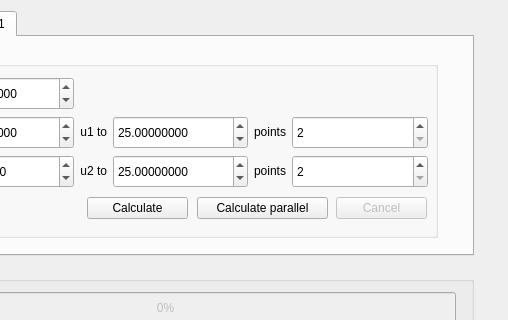
Qt form widgets/crosssectionwidget.ui (zsolt-racz/chua-trajectory-visualiser) before a commit; both pictures show x 377 to 885 and y 0 to 320 of the 1300 by 659 pixel window.
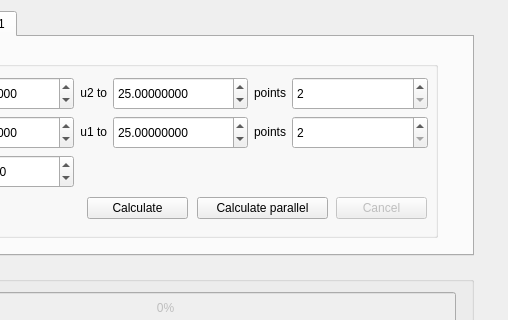
The same form after that commit. The open tabs and pages were chosen to show the change. Custom widgets are drawn as their Qt base class.

The edit to the form file:
```diff
--- a/widgets/crosssectionwidget.ui
+++ b/widgets/crosssectionwidget.ui
@@ -1002,7 +1002,20 @@
                  </property>
                 </widget>
                </item>
-               <item row="3" column="3">
+               <item row="1" column="2">
+                <widget class="QLabel" name="label_62">
+                 <property name="maximumSize">
+                  <size>
+                   <width>60</width>
+                   <height>16777215</height>
+                  </size>
+                 </property>
+                 <property name="text">
+                  <string>&lt;html&gt;&lt;head/&gt;&lt;body&gt;&lt;p align=&quot;right&quot;&gt;u2 to&lt;/p&gt;&lt;/body&gt;&lt;/html&gt;</string>
+                 </property>
+                </widget>
+               </item>
+               <item row="1" column="3">
                 <widget class="CustomDoubleSpinBox" name="input_u2_to_u1u2">
                  <property name="sizePolicy">
                   <sizepolicy hsizetype="Expanding" vsizetype="Preferred">
@@ -1027,8 +1040,8 @@
                  </property>
                 </widget>
                </item>
-               <item row="3" column="2">
-                <widget class="QLabel" name="label_62">
+               <item row="1" column="4">
+                <widget class="QLabel" name="label_63">
                  <property name="maximumSize">
                   <size>
                    <width>60</width>
@@ -1036,11 +1049,11 @@
                   </size>
                  </property>
                  <property name="text">
-                  <string>&lt;html&gt;&lt;head/&gt;&lt;body&gt;&lt;p align=&quot;right&quot;&gt;u2 to&lt;/p&gt;&lt;/body&gt;&lt;/html&gt;</string>
+                  <string>&lt;html&gt;&lt;head/&gt;&lt;body&gt;&lt;p align=&quot;right&quot;&gt;points&lt;/p&gt;&lt;/body&gt;&lt;/html&gt;</string>
                  </property>
                 </widget>
                </item>
-               <item row="3" column="5">
+               <item row="1" column="5">
                 <widget class="CustomSpinBox" name="input_u2_points_u1u2">
                  <property name="sizePolicy">
                   <sizepolicy hsizetype="Expanding" vsizetype="Preferred">
@@ -1059,19 +1072,6 @@
                  </property>
                 </widget>
                </item>
-               <item row="3" column="4">
-                <widget class="QLabel" name="label_63">
-                 <property name="maximumSize">
-                  <size>
-                   <width>60</width>
-                   <height>16777215</height>
-                  </size>
-                 </property>
-                 <property name="text">
-                  <string>&lt;html&gt;&lt;head/&gt;&lt;body&gt;&lt;p align=&quot;right&quot;&gt;points&lt;/p&gt;&lt;/body&gt;&lt;/html&gt;</string>
-                 </property>
-                </widget>
-               </item>
               </layout>
              </widget>
             </widget>
@@ -1268,17 +1268,17 @@
    <header>widgets/circuitparameterswidget.h</header>
    <container>1</container>
   </customwidget>
-  <customwidget>
-   <class>TestInputWidget</class>
-   <extends>QWidget</extends>
-   <header>widgets/testinputwidget.h</header>
-   <container>1</container>
-  </customwidget>
   <customwidget>
    <class>CustomSpinBox</class>
    <extends>QSpinBox</extends>
    <header>widgets/customspinbox.h</header>
   </customwidget>
+  <customwidget>
+   <class>TestInputWidget</class>
+   <extends>QWidget</extends>
+   <header>widgets/testinputwidget.h</header>
+   <container>1</container>
+  </customwidget>
  </customwidgets>
  <resources/>
  <connections/>
```
Left out of the diff: 5 changed lines with no effect on the pictures.
